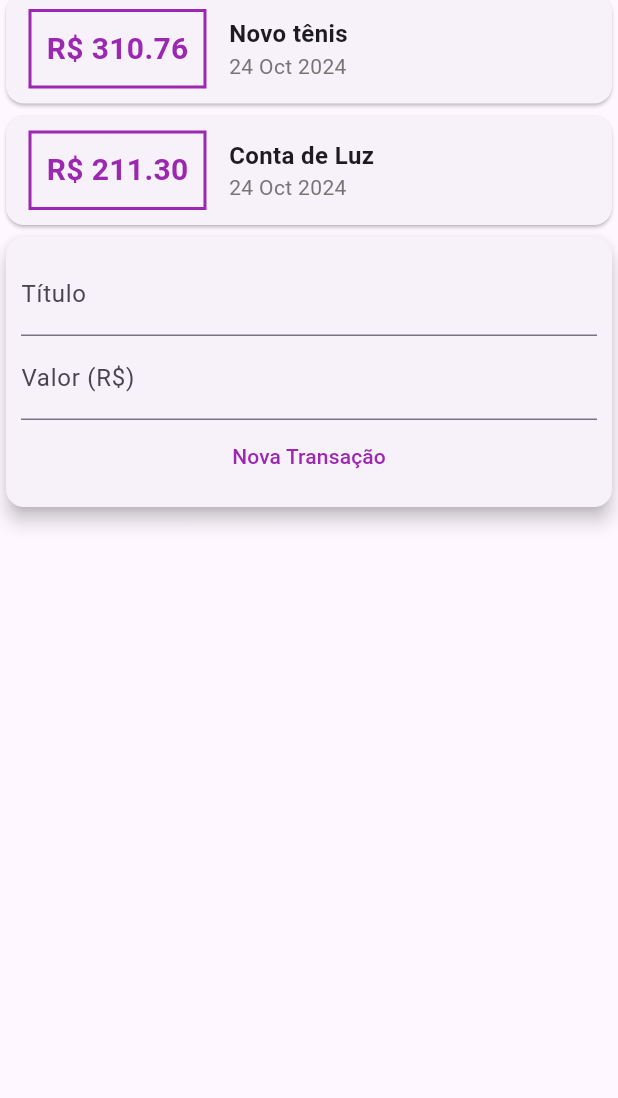
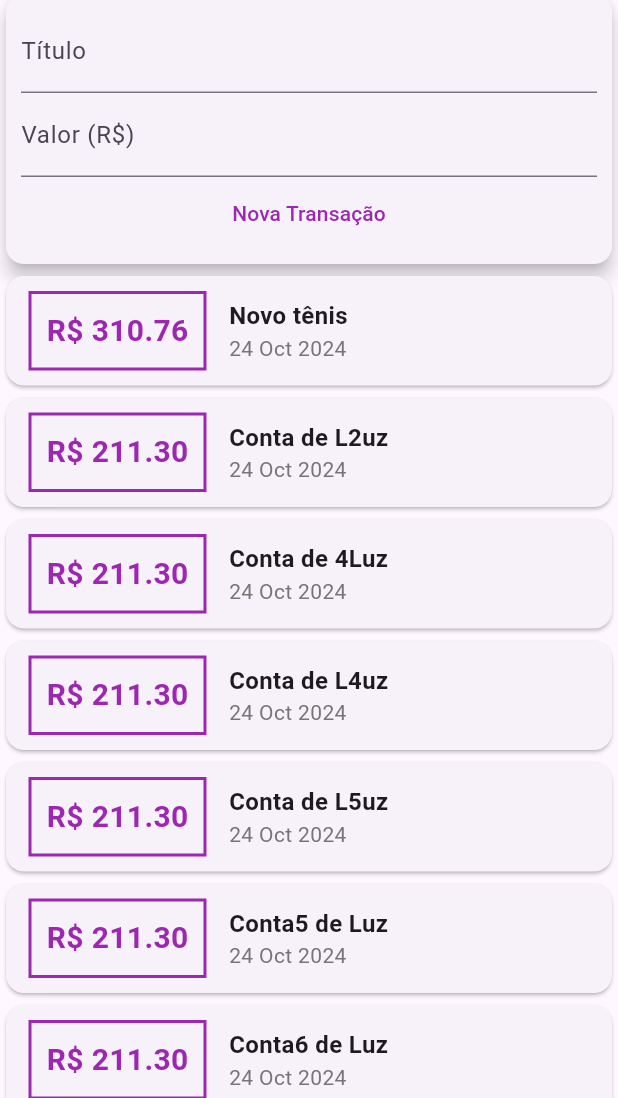
Before and after one commit to Guh-paixao/expenses_app, a Flutter app: the screen it shows after launch, on a phone screen of 412 x 824 dp, the part 138-1236 px from its top. Run offline on Flutter 3.47's test engine with Material 3 defaults, Android fonts, the phone set to English and light mode, and no system bars.

Commit message:
Refactor code to separate transaction list into its own component

```diff
--- /dev/null
+++ b/lib/components/transaction_list.dart
@@ -0,0 +1,59 @@
+import 'package:flutter/material.dart';
+import '../models/transactions.dart';
+import 'package:intl/intl.dart';
+
+class TransactionList extends StatelessWidget {
+  List<Transactions> transactions;
+
+  TransactionList(this.transactions, {super.key});
+
+  @override
+  Widget build(BuildContext context) {
+    return Container(
+      height: double.maxFinite,
+      child: SingleChildScrollView(
+        child: Column(
+          children: transactions.map((tr) {
+            return Card(
+              child: Row(
+                children: [
+                  Container(
+                    margin: const EdgeInsets.symmetric(
+                        horizontal: 15, vertical: 10),
+                    decoration: BoxDecoration(
+                        border: Border.all(
+                      color: Colors.purple,
+                      width: 2,
+                    )),
+                    padding: const EdgeInsets.all(10),
+                    child: Text(
+                      'R\$ ${tr.value.toStringAsFixed(2)}',
+                      style: const TextStyle(
+                        fontWeight: FontWeight.bold,
+                        fontSize: 20,
+                        color: Colors.purple,
+                      ),
+                    ),
+                  ),
+                  Column(
+                    crossAxisAlignment: CrossAxisAlignment.start,
+                    children: [
+                      Text(tr.title,
+                          style: const TextStyle(
+                              fontSize: 16, fontWeight: FontWeight.bold)),
+                      Text(
+                          DateFormat(
+                            'd MMM y',
+                          ).format(tr.date),
+                          style: TextStyle(color: Colors.grey[600])),
+                    ],
+                  )
+                ],
+              ),
+            );
+          }).toList(),
+        ),
+      ),
+    );
+  }
+}
--- a/lib/models/components/transaction_user.dart
+++ b/lib/components/transaction_user.dart
@@ -1,7 +1,7 @@
 import 'dart:math';
 
 import 'package:flutter/material.dart';
-import '../transactions.dart';
+import '../models/transactions.dart';
 import 'transaction_form.dart';
 import 'transaction_list.dart';
 
@@ -17,7 +17,17 @@ class _TransactionUserState extends State<TransactionUser> {
     Transactions(
         id: 't1', title: 'Novo tênis', value: 310.76, date: DateTime.now()),
     Transactions(
-        id: 't2', title: 'Conta de Luz', value: 211.30, date: DateTime.now()),
+        id: 't2', title: 'Conta de L2uz', value: 211.30, date: DateTime.now()),
+    Transactions(
+        id: 't2', title: 'Conta de 4Luz', value: 211.30, date: DateTime.now()),
+    Transactions(
+        id: 't2', title: 'Conta de L4uz', value: 211.30, date: DateTime.now()),
+    Transactions(
+        id: 't2', title: 'Conta de L5uz', value: 211.30, date: DateTime.now()),
+    Transactions(
+        id: 't2', title: 'Conta5 de Luz', value: 211.30, date: DateTime.now()),
+    Transactions(
+        id: 't2', title: 'Conta6 de Luz', value: 211.30, date: DateTime.now()),
   ];
 
   _addTransaction(String title, double value) {
@@ -37,8 +47,8 @@ class _TransactionUserState extends State<TransactionUser> {
   Widget build(BuildContext context) {
     return Column(
       children: [
+        TransactionForm(_addTransaction),
         TransactionList(_transactions),
-        TransactionForm(_addTransaction),
       ],
     );
   }
--- a/lib/main.dart
+++ b/lib/main.dart
@@ -1,4 +1,4 @@
-import 'package:expenses/models/components/transaction_user.dart';
+import 'package:expenses/components/transaction_user.dart';
 import 'package:flutter/material.dart';
 import 'package:flutter_localizations/flutter_localizations.dart';
 
@@ -29,7 +29,8 @@ class HomeScreen extends StatelessWidget {
         appBar: AppBar(
           title: const Text('Despesas Pessoais'),
         ),
-        body: Column(
+        body: SingleChildScrollView(
+          child: Column(
             crossAxisAlignment: CrossAxisAlignment.stretch,
             children: [
               Container(
@@ -40,6 +41,7 @@ class HomeScreen extends StatelessWidget {
               ),
               TransactionUser(),
             ],
+          ),
         ));
   }
 }
--- a/lib/models/components/transaction_list.dart
+++ /dev/null
@@ -1,54 +0,0 @@
-import 'package:flutter/material.dart';
-import '../../models/transactions.dart';
-import 'package:intl/intl.dart';
-
-class TransactionList extends StatelessWidget {
-  List<Transactions> transactions;
-
-  TransactionList(this.transactions, {super.key});
-
-  @override
-  Widget build(BuildContext context) {
-    return Column(
-      children: transactions.map((tr) {
-        return Card(
-          child: Row(
-            children: [
-              Container(
-                margin:
-                    const EdgeInsets.symmetric(horizontal: 15, vertical: 10),
-                decoration: BoxDecoration(
-                    border: Border.all(
-                  color: Colors.purple,
-                  width: 2,
-                )),
-                padding: const EdgeInsets.all(10),
-                child: Text(
-                  'R\$ ${tr.value.toStringAsFixed(2)}',
-                  style: const TextStyle(
-                    fontWeight: FontWeight.bold,
-                    fontSize: 20,
-                    color: Colors.purple,
-                  ),
-                ),
-              ),
-              Column(
-                crossAxisAlignment: CrossAxisAlignment.start,
-                children: [
-                  Text(tr.title,
-                      style: const TextStyle(
-                          fontSize: 16, fontWeight: FontWeight.bold)),
-                  Text(
-                      DateFormat(
-                        'd MMM y',
-                      ).format(tr.date),
-                      style: TextStyle(color: Colors.grey[600])),
-                ],
-              )
-            ],
-          ),
-        );
-      }).toList(),
-    );
-  }
-}
```
Also changed, not shown: lib/components/transaction_form.dart (renamed from lib/models/components/transaction_form.dart). Lines whose indentation alone changed are shown as unchanged.
